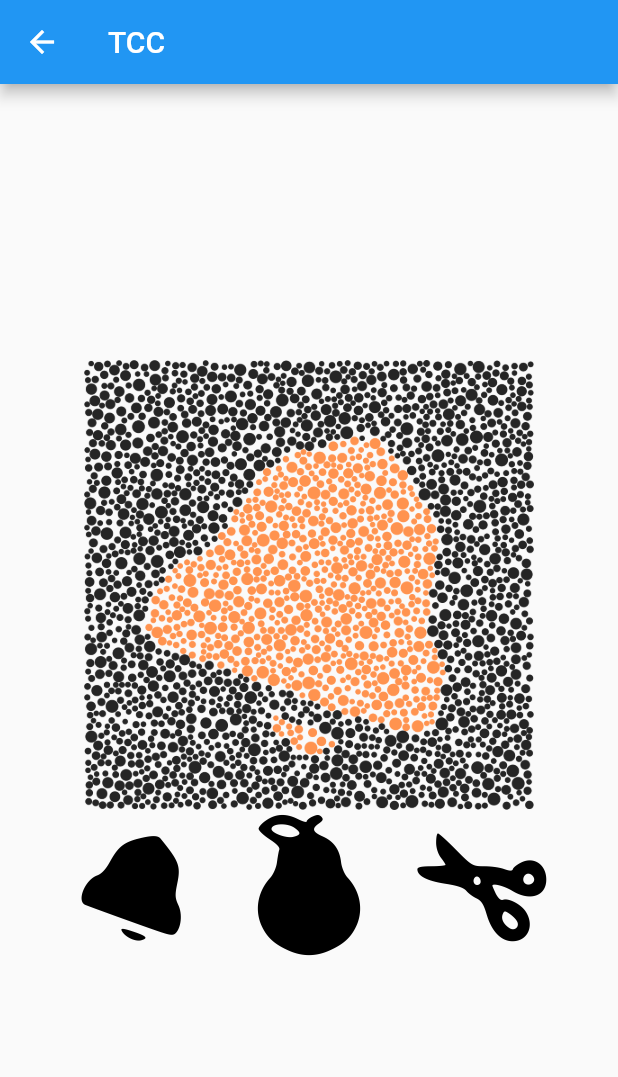
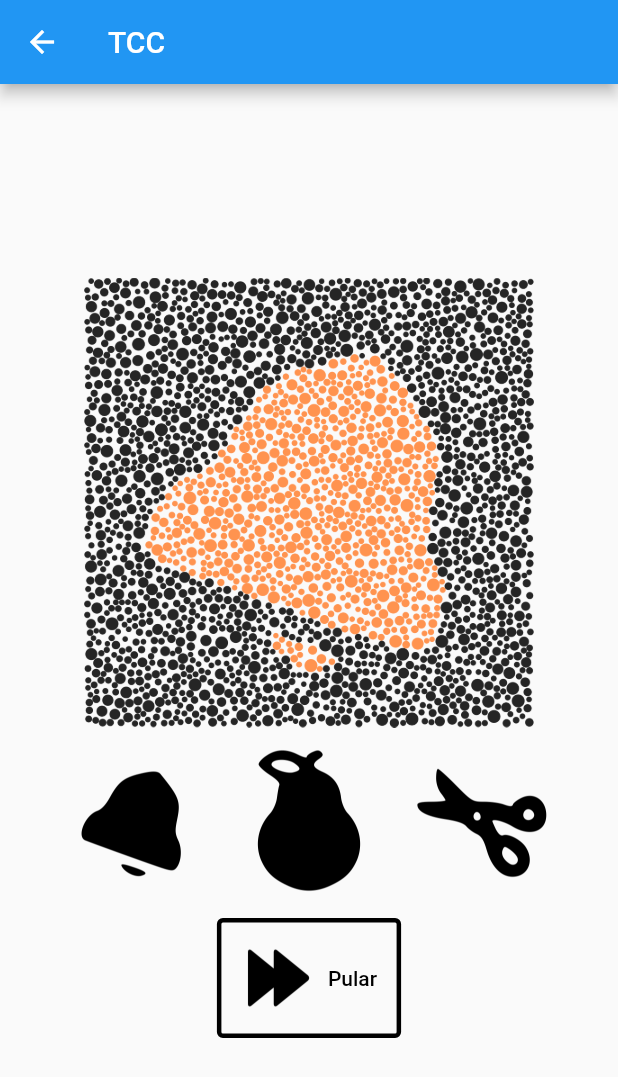
Before and after one commit to BrenoAroCos/TCC, a Flutter app: the TestPage screen opened directly, on a phone screen of 412 x 824 dp. Shown: the top 1077 px of the screen. Run offline on Flutter 3.47's test engine with Material 2 defaults, Android fonts, the phone set to English and light mode, and no system bars; our stand-ins replace flutter_bloc.

Commit message:
Added skip button

```diff
--- a/lib/app_images.dart
+++ b/lib/app_images.dart
@@ -96,7 +96,8 @@ class AppImages {
   //Only colorblind people see
   static const String nTesoura = 'images/colorblindOnlyTests/NTesoura.png';
 
-  //Start page
-  static const String appIcon = 'images/startPage/App icon.png';
-  static const String playIcon = 'images/startPage/playIcon.png';
+  //General Icons
+  static const String appIcon = 'images/generalIcons/App icon.png';
+  static const String playIcon = 'images/generalIcons/playIcon.png';
+  static const String skipIcon = 'images/generalIcons/skipIcon.png';
 }
--- a/lib/test_page.dart
+++ b/lib/test_page.dart
@@ -1,5 +1,6 @@
 import 'package:flutter/material.dart';
 import 'package:flutter_bloc/flutter_bloc.dart';
+import 'package:tcc/app_images.dart';
 import 'package:tcc/ishihara_data.dart';
 import 'package:tcc/teste_bloc.dart';
 
@@ -29,7 +30,9 @@ class _TestPageState extends State<TestPage> {
             child: Column(
               mainAxisAlignment: MainAxisAlignment.center,
               children: <Widget>[
-                Alvo(
+                Padding(
+                  padding: const EdgeInsets.all(12.0),
+                  child: Alvo(
                     onSuccess: () {
                       context.read<TesteBloc>().onSucces();
                       if (context.read<TesteBloc>().hasNextTest) {
@@ -48,6 +51,7 @@ class _TestPageState extends State<TestPage> {
                     },
                     ishiharaData: state.testData.target,
                   ),
+                ),
                 Flexible(
                   child: Row(
                     mainAxisAlignment: MainAxisAlignment.center,
@@ -57,6 +61,33 @@ class _TestPageState extends State<TestPage> {
                               child: Option(ishiharaData: e),
                             ))
                         .toList(),
+                  ),
+                ),
+                Padding(
+                  padding: const EdgeInsets.symmetric( vertical: 15.0 ),
+                  child: SizedBox(
+                    height: 80,
+                    child: OutlinedButton.icon(
+                      onPressed: () {
+                        context.read<TesteBloc>().onFailure();
+                        if (context.read<TesteBloc>().hasNextTest) {
+                          context.read<TesteBloc>().nextTest();
+                        } else {
+                          Navigator.of(context).pop();
+                        }
+                      },
+                      icon:
+                        Image.asset(AppImages.skipIcon, width: 50, height: 50),
+                      label: const Text(
+                        "Pular",
+                        style: TextStyle(color: Colors.black),
+                      ),
+                      style: ButtonStyle(
+                          side: MaterialStateProperty.all(const BorderSide(
+                              color: Colors.black,
+                              width: 3.0,
+                              style: BorderStyle.solid))),
+                    ),
                   ),
                 )
               ],
@@ -155,7 +186,6 @@ class Alvo extends StatelessWidget {
               return resposta is IshiharaData;
             },
             onAccept: (resposta) {
-              //return resposta == ishiharaData;
               if (resposta == ishiharaData) {
                 onSuccess();
               }else{
--- a/pubspec.yaml
+++ b/pubspec.yaml
@@ -39,7 +39,7 @@ flutter:
     - images/deuteranopiaPlates/
     - images/protanopiaPlates/
     - images/everyoneSees/
-    - images/startPage/
+    - images/generalIcons/
     - instructionsAssets/
     - instructionsAssets/gifs/
   uses-material-design: true
```
Also changed, not shown: images/generalIcons/App icon.png (renamed from images/startPage/App icon.png), images/generalIcons/playIcon.png (renamed from images/startPage/playIcon.png), images/generalIcons/skipIcon.png (added). Lines whose indentation alone changed are shown as unchanged.
